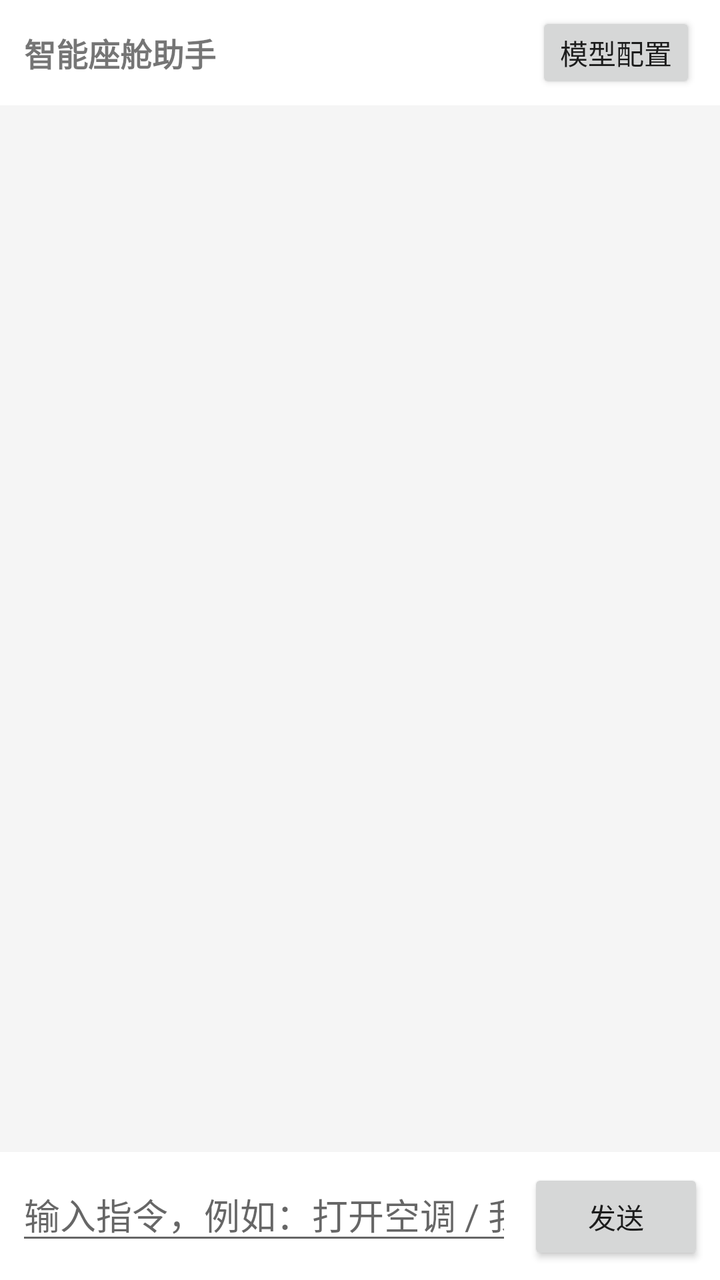
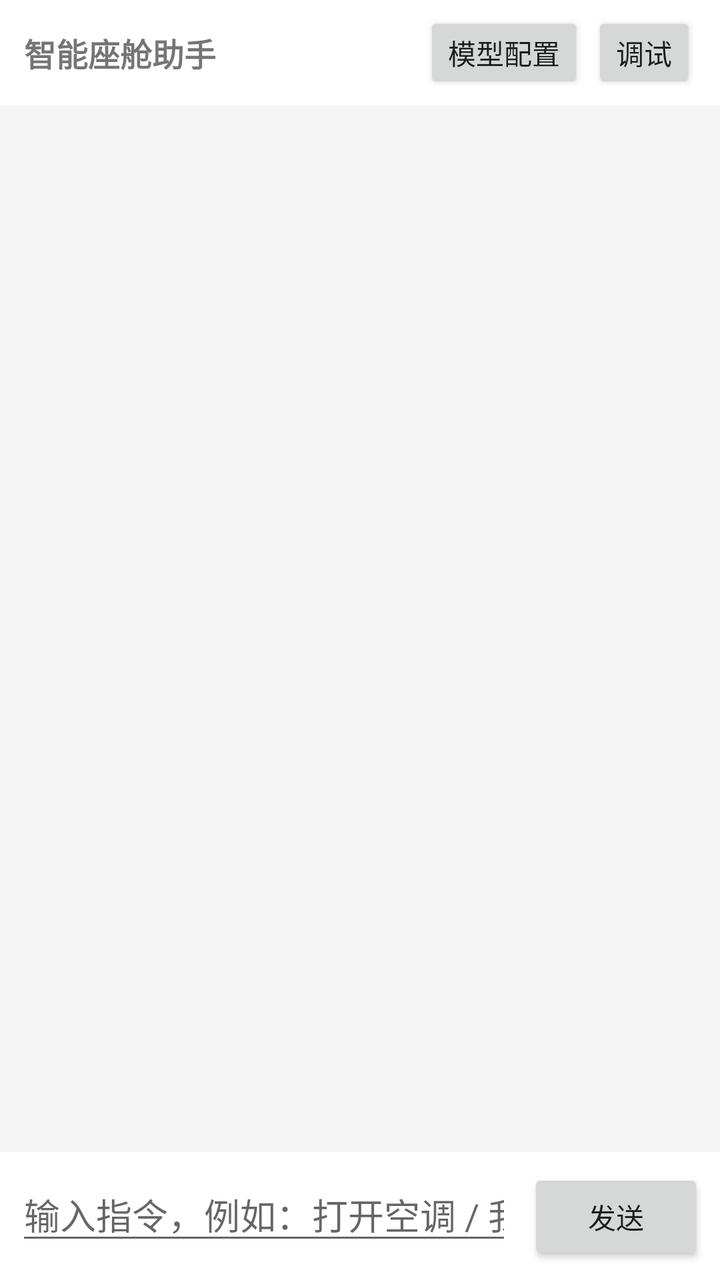

The first picture is an Android layout as it rendered before a commit; the second is the same layout after the commit. The layout source and the unified diff follow.
<!-- AndroidManifest.xml: application theme Theme.IVAI -->
<!-- res/layout/activity_chat.xml -->
<?xml version="1.0" encoding="utf-8"?>
<LinearLayout xmlns:android="http://schemas.android.com/apk/res/android"
    android:layout_width="match_parent"
    android:layout_height="match_parent"
    android:orientation="vertical"
    android:fitsSystemWindows="true"
    android:background="@color/chat_bg">

    <LinearLayout
        android:layout_width="match_parent"
        android:layout_height="wrap_content"
        android:orientation="horizontal"
        android:gravity="center_vertical"
        android:background="@color/bubble_agent"
        android:paddingStart="12dp"
        android:paddingEnd="12dp"
        android:paddingTop="6dp"
        android:paddingBottom="6dp">

        <TextView
            android:layout_width="0dp"
            android:layout_height="wrap_content"
            android:layout_weight="1"
            android:text="智能座舱助手"
            android:textSize="16sp"
            android:textStyle="bold" />

        <Button
            android:id="@+id/configButton"
            android:layout_width="wrap_content"
            android:layout_height="wrap_content"
            android:text="模型配置"
            android:minHeight="0dp"
            android:minWidth="0dp"
            android:paddingStart="12dp"
            android:paddingEnd="12dp" />
    </LinearLayout>

    <androidx.recyclerview.widget.RecyclerView
        android:id="@+id/messageList"
        android:layout_width="match_parent"
        android:layout_height="0dp"
        android:layout_weight="1"
        android:clipToPadding="false"
        android:paddingTop="8dp"
        android:paddingBottom="8dp"
        android:scrollbars="vertical" />

    <LinearLayout
        android:layout_width="match_parent"
        android:layout_height="wrap_content"
        android:orientation="horizontal"
        android:background="@color/bubble_agent"
        android:padding="8dp">

        <EditText
            android:id="@+id/chatInput"
            android:layout_width="0dp"
            android:layout_height="wrap_content"
            android:layout_weight="1"
            android:hint="输入指令，例如：打开空调 / 我有点冷 / 温度调到"
            android:imeOptions="actionSend"
            android:inputType="text"
            android:maxLines="4" />

        <Button
            android:id="@+id/sendButton"
            android:layout_width="wrap_content"
            android:layout_height="wrap_content"
            android:layout_marginStart="8dp"
            android:text="发送" />
    </LinearLayout>
</LinearLayout>
<!-- resources referenced by this layout -->
<resources>
  <color name="bubble_agent">#FFFFFF</color>
  <color name="chat_bg">#F5F5F5</color>
  <style name="Theme.IVAI" parent="android:Theme.Material.Light.DarkActionBar" />
</resources>

<!-- the commit's change to res/layout/activity_chat.xml (unified diff, before → after) -->
@@ -30,6 +30,17 @@
             android:layout_width="wrap_content"
             android:layout_height="wrap_content"
             android:text="模型配置"
+            android:minHeight="0dp"
+            android:minWidth="0dp"
+            android:paddingStart="12dp"
+            android:paddingEnd="12dp" />
+
+        <Button
+            android:id="@+id/debugButton"
+            android:layout_width="wrap_content"
+            android:layout_height="wrap_content"
+            android:layout_marginStart="4dp"
+            android:text="调试"
             android:minHeight="0dp"
             android:minWidth="0dp"
             android:paddingStart="12dp"
